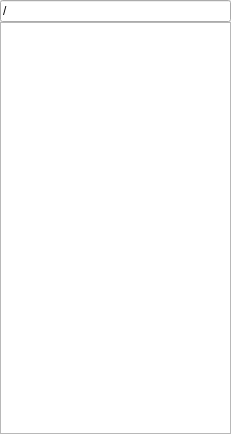
First picture: the form in plugins/filebrowser/filebrowser.ui, repository rkyleg/scope, before the edit.
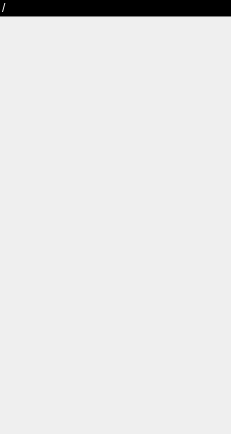
Second picture: the form after the edit.

Commit message: afide - disabled file checking for now filebrowser - updated formatting

Patch:
```diff
--- a/plugins/filebrowser/filebrowser.ui
+++ b/plugins/filebrowser/filebrowser.ui
@@ -22,6 +22,12 @@
    </property>
    <item row="1" column="0">
     <widget class="QTreeWidget" name="tr_dir">
+     <property name="styleSheet">
+      <string notr="true">QTreeWidget{background:transparent;}</string>
+     </property>
+     <property name="frameShape">
+      <enum>QFrame::NoFrame</enum>
+     </property>
      <property name="indentation">
       <number>12</number>
      </property>
@@ -43,6 +49,12 @@
    </item>
    <item row="0" column="0">
     <widget class="QLineEdit" name="le_root">
+     <property name="styleSheet">
+      <string notr="true">background-color:black;
+color:white;
+border:0px;
+border-bottom:1px solid gray;</string>
+     </property>
      <property name="text">
       <string>/</string>
      </property>
```
The commit also changes 3 other files.
